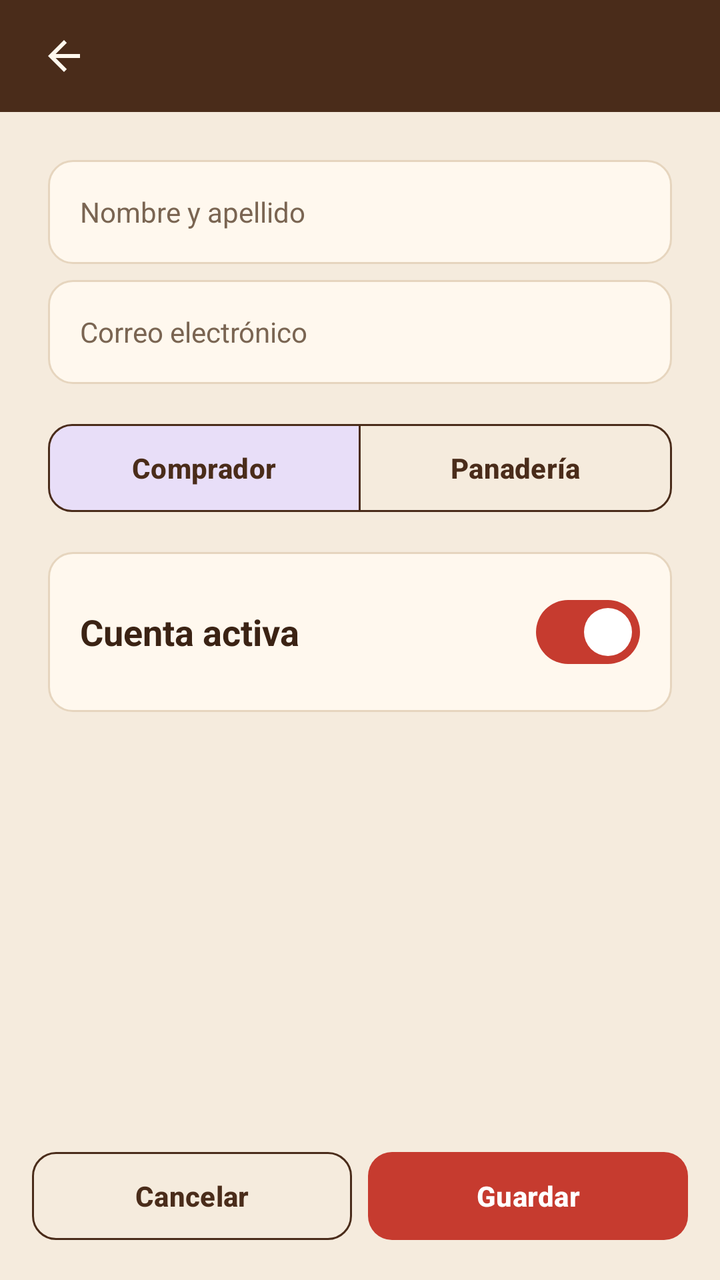
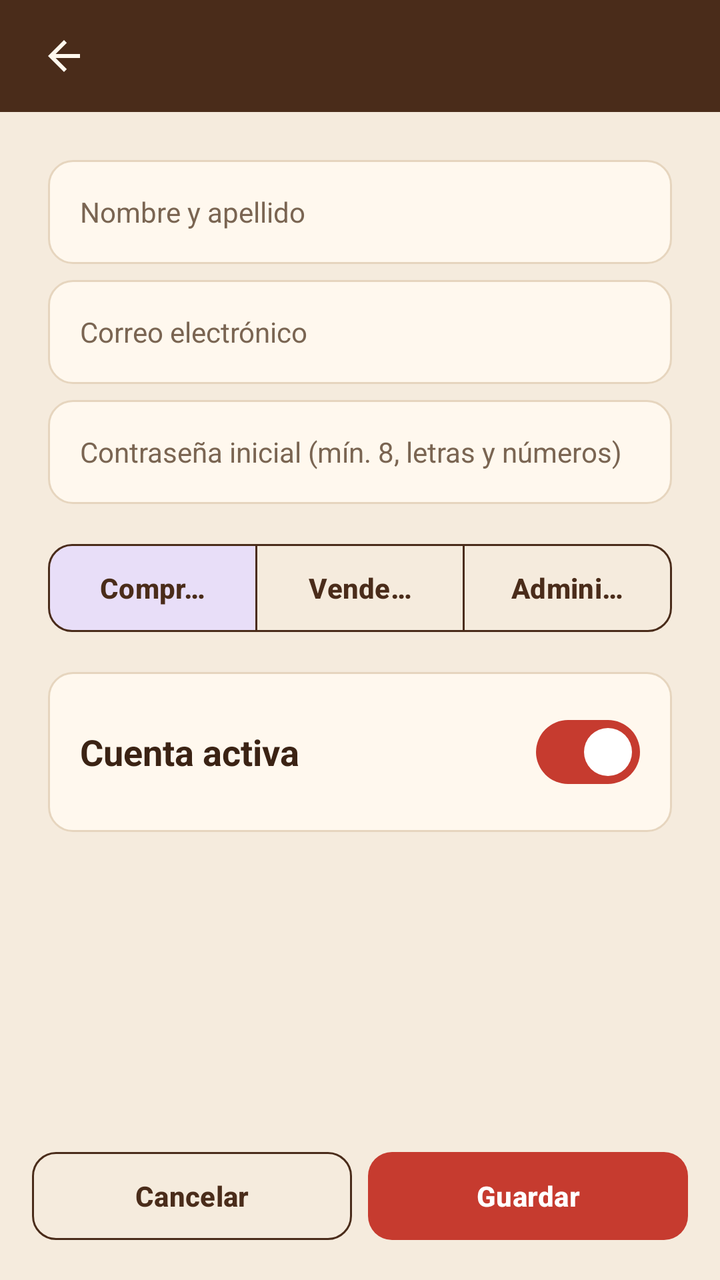

An Android layout rendered at two revisions. The XML below is the earlier revision; the diff shows what the commit changed to produce the second picture.
<!-- AndroidManifest.xml: application theme Theme.Solopan -->
<!-- res/layout/activity_user_form.xml -->
<?xml version="1.0" encoding="utf-8"?>
<LinearLayout xmlns:android="http://schemas.android.com/apk/res/android"
    xmlns:app="http://schemas.android.com/apk/res-auto"
    android:layout_width="match_parent"
    android:layout_height="match_parent"
    android:orientation="vertical">

    <LinearLayout
        android:layout_width="match_parent"
        android:layout_height="@dimen/topbar_height"
        android:background="@color/brown_dark"
        android:gravity="center_vertical"
        android:orientation="horizontal"
        android:paddingHorizontal="@dimen/spacing_s">

        <ImageButton
            android:id="@+id/btnBack"
            android:layout_width="48dp"
            android:layout_height="48dp"
            android:background="@android:color/transparent"
            android:contentDescription="@string/cd_back"
            android:src="@drawable/ic_arrow_back" />

        <TextView
            android:id="@+id/tvFormTitle"
            style="@style/Text.Subtitle"
            android:layout_width="wrap_content"
            android:layout_height="wrap_content"
            android:textColor="@color/text_on_dark" />
    </LinearLayout>

    <ScrollView
        android:layout_width="match_parent"
        android:layout_height="0dp"
        android:layout_weight="1">

        <LinearLayout
            android:layout_width="match_parent"
            android:layout_height="wrap_content"
            android:orientation="vertical"
            android:padding="@dimen/spacing_l">

            <EditText
                android:id="@+id/etName"
                style="@style/Widget.Solopan.Input"
                android:layout_width="match_parent"
                android:layout_height="wrap_content"
                android:autofillHints="name"
                android:hint="@string/hint_full_name"
                android:inputType="textPersonName" />

            <EditText
                android:id="@+id/etEmail"
                style="@style/Widget.Solopan.Input"
                android:layout_width="match_parent"
                android:layout_height="wrap_content"
                android:layout_marginTop="@dimen/spacing_s"
                android:autofillHints="emailAddress"
                android:hint="@string/hint_email"
                android:inputType="textEmailAddress" />

            <com.google.android.material.button.MaterialButtonToggleGroup
                android:id="@+id/toggleRole"
                android:layout_width="match_parent"
                android:layout_height="wrap_content"
                android:layout_marginTop="@dimen/spacing_m"
                app:checkedButton="@id/btnRoleBuyer"
                app:selectionRequired="true"
                app:singleSelection="true">

                <com.google.android.material.button.MaterialButton
                    android:id="@+id/btnRoleBuyer"
                    style="@style/Widget.Solopan.Button.Outlined"
                    android:layout_width="0dp"
                    android:layout_height="wrap_content"
                    android:layout_weight="1"
                    android:text="@string/role_buyer" />

                <com.google.android.material.button.MaterialButton
                    android:id="@+id/btnRoleBakery"
                    style="@style/Widget.Solopan.Button.Outlined"
                    android:layout_width="0dp"
                    android:layout_height="wrap_content"
                    android:layout_weight="1"
                    android:text="@string/role_bakery" />
            </com.google.android.material.button.MaterialButtonToggleGroup>

            <LinearLayout
                android:layout_width="match_parent"
                android:layout_height="wrap_content"
                android:layout_marginTop="@dimen/spacing_m"
                android:background="@drawable/bg_input"
                android:gravity="center_vertical"
                android:orientation="horizontal"
                android:padding="@dimen/spacing_m">

                <TextView
                    style="@style/Text.Subtitle"
                    android:layout_width="0dp"
                    android:layout_height="wrap_content"
                    android:layout_weight="1"
                    android:text="@string/label_active" />

                <com.google.android.material.materialswitch.MaterialSwitch
                    android:id="@+id/swActive"
                    android:layout_width="wrap_content"
                    android:layout_height="wrap_content"
                    android:checked="true" />
            </LinearLayout>
        </LinearLayout>
    </ScrollView>

    <LinearLayout
        android:layout_width="match_parent"
        android:layout_height="wrap_content"
        android:orientation="horizontal"
        android:padding="@dimen/spacing_m">

        <com.google.android.material.button.MaterialButton
            android:id="@+id/btnCancel"
            style="@style/Widget.Solopan.Button.Outlined"
            android:layout_width="0dp"
            android:layout_height="wrap_content"
            android:layout_marginEnd="@dimen/spacing_s"
            android:layout_weight="1"
            android:text="@string/btn_cancel" />

        <com.google.android.material.button.MaterialButton
            android:id="@+id/btnSave"
            android:layout_width="0dp"
            android:layout_height="wrap_content"
            android:layout_weight="1"
            android:text="@string/btn_save" />
    </LinearLayout>
</LinearLayout>
<!-- resources referenced by this layout -->
<resources>
  <color name="brown_dark">#4A2C1A</color>
  <color name="text_on_dark">#FFF8EE</color>
  <dimen name="spacing_l">24dp</dimen>
  <dimen name="spacing_m">16dp</dimen>
  <dimen name="spacing_s">8dp</dimen>
  <dimen name="topbar_height">56dp</dimen>
  <!-- drawable bg_input (drawable) -->
  <?xml version="1.0" encoding="utf-8"?>
  <shape xmlns:android="http://schemas.android.com/apk/res/android"
      android:shape="rectangle">
      <solid android:color="@color/cream_surface" />
      <stroke
          android:width="1dp"
          android:color="@color/cream_border" />
      <corners android:radius="@dimen/radius_button" />
  </shape>
  <!-- drawable ic_arrow_back (drawable) -->
  <?xml version="1.0" encoding="utf-8"?>
  <vector xmlns:android="http://schemas.android.com/apk/res/android"
      android:width="24dp" android:height="24dp"
      android:viewportWidth="24" android:viewportHeight="24">
      <path android:fillColor="#FFF8EE"
          android:pathData="M20,11H7.83l5.59,-5.59L12,4l-8,8 8,8 1.41,-1.41L7.83,13H20v-2z" />
  </vector>
  <string name="btn_cancel">Cancelar</string>
  <string name="btn_save">Guardar</string>
  <string name="cd_back">Volver</string>
  <string name="hint_email">Correo electrónico</string>
  <string name="hint_full_name">Nombre y apellido</string>
  <string name="label_active">Cuenta activa</string>
  <string name="role_bakery">Panadería</string>
  <string name="role_buyer">Comprador</string>
  <style name="Text.Subtitle" parent="">
          <item name="android:textColor">@color/text_primary</item>
          <item name="android:textSize">@dimen/text_subtitle</item>
          <item name="android:textStyle">bold</item>
      </style>
  <style name="Widget.Solopan.Button.Outlined" parent="Widget.Material3.Button.OutlinedButton">
          <item name="strokeColor">@color/brown_dark</item>
          <item name="android:textColor">@color/brown_dark</item>
          <item name="cornerRadius">@dimen/radius_button</item>
          <item name="android:minHeight">@dimen/button_height</item>
          <item name="android:textAllCaps">false</item>
      </style>
  <style name="Widget.Solopan.Input" parent="">
          <item name="android:background">@drawable/bg_input</item>
          <item name="android:minHeight">@dimen/input_height</item>
          <item name="android:paddingHorizontal">@dimen/spacing_m</item>
          <item name="android:textColor">@color/text_primary</item>
          <item name="android:textColorHint">@color/text_secondary</item>
          <item name="android:textSize">@dimen/text_body</item>
      </style>
  <color name="cream_surface">#FFF8EE</color>
  <color name="cream_border">#E6D5BE</color>
  <dimen name="radius_button">12dp</dimen>
  <color name="text_primary">#3B2314</color>
  <dimen name="text_subtitle">18sp</dimen>
  <dimen name="button_height">52dp</dimen>
  <dimen name="input_height">52dp</dimen>
  <color name="text_secondary">#7A6552</color>
  <dimen name="text_body">14sp</dimen>
  <color name="red_primary">#C63B2F</color>
  <color name="white">#FFFFFF</color>
  <color name="error_red">#B3261E</color>
  <color name="cream_background">#F5EBDD</color>
  <style name="Widget.Solopan.Button" parent="Widget.Material3.Button">
          <item name="backgroundTint">@color/red_primary</item>
          <item name="cornerRadius">@dimen/radius_button</item>
          <item name="android:minHeight">@dimen/button_height</item>
          <item name="android:textAllCaps">false</item>
          <item name="android:textStyle">bold</item>
      </style>
  <!-- unchanged entries left out for length: 1 -->
</resources>

<!-- the commit's change to res/layout/activity_user_form.xml (unified diff, before → after) -->
@@ -59,6 +59,16 @@
                 android:hint="@string/hint_email"
                 android:inputType="textEmailAddress" />
 
+            <EditText
+                android:id="@+id/etPassword"
+                style="@style/Widget.Solopan.Input"
+                android:layout_width="match_parent"
+                android:layout_height="wrap_content"
+                android:layout_marginTop="@dimen/spacing_s"
+                android:autofillHints="newPassword"
+                android:hint="@string/hint_new_password"
+                android:inputType="textPassword" />
+
             <com.google.android.material.button.MaterialButtonToggleGroup
                 android:id="@+id/toggleRole"
                 android:layout_width="match_parent"
@@ -82,7 +92,15 @@
                     android:layout_width="0dp"
                     android:layout_height="wrap_content"
                     android:layout_weight="1"
-                    android:text="@string/role_bakery" />
+                    android:text="@string/role_seller" />
+
+                <com.google.android.material.button.MaterialButton
+                    android:id="@+id/btnRoleAdmin"
+                    style="@style/Widget.Solopan.Button.Outlined"
+                    android:layout_width="0dp"
+                    android:layout_height="wrap_content"
+                    android:layout_weight="1"
+                    android:text="@string/role_admin" />
             </com.google.android.material.button.MaterialButtonToggleGroup>
 
             <LinearLayout
<!-- resource entries referenced after the edit -->
@@ -29,9 +29,11 @@
   <string name="cd_back">Volver</string>
   <string name="hint_email">Correo electrónico</string>
   <string name="hint_full_name">Nombre y apellido</string>
+  <string name="hint_new_password">Contraseña inicial (mín. 8, letras y números)</string>
   <string name="label_active">Cuenta activa</string>
-  <string name="role_bakery">Panadería</string>
+  <string name="role_admin">Administrador</string>
   <string name="role_buyer">Comprador</string>
+  <string name="role_seller">Vendedor</string>
   <style name="Text.Subtitle" parent="">
           <item name="android:textColor">@color/text_primary</item>
           <item name="android:textSize">@dimen/text_subtitle</item>
